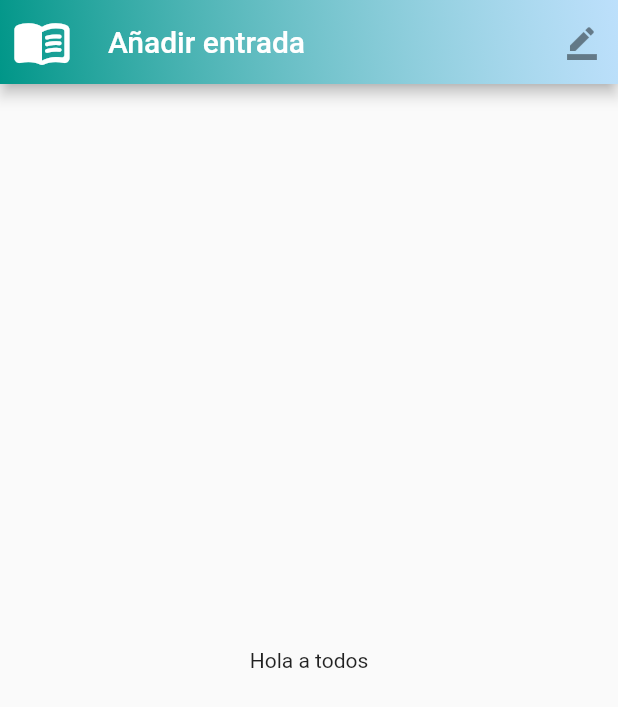
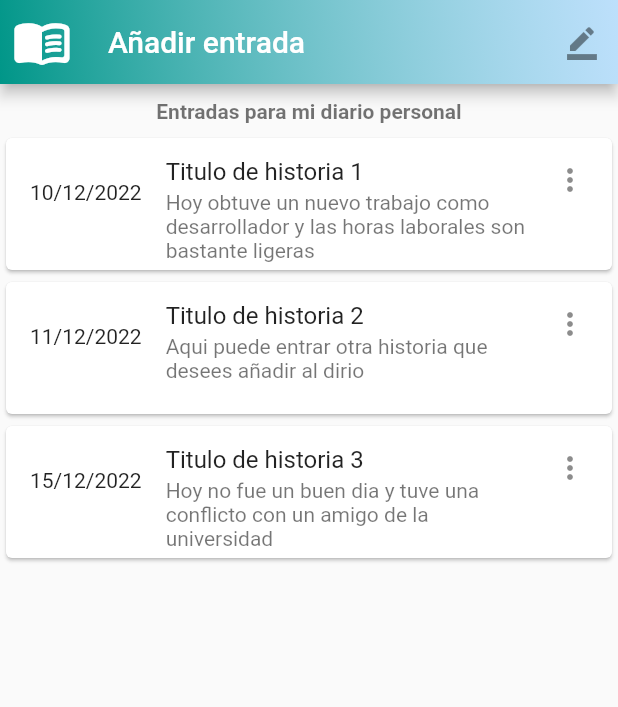
Before and after one commit to JF268/App_FirePsyc, a Flutter app: the MyDiary screen opened directly, on a phone screen of 412 x 824 dp. Shown: the top 707 px of the screen. Run offline on Flutter 3.47's test engine with Material 2 defaults, Android fonts, the phone set to English and light mode, and no system bars; our stand-ins replace cloud_firestore, firebase_core, google_fonts; accounts and stored records are empty.

Commit message:
creando elementos para el diario personal

```diff
--- a/lib/pages/my_diary.dart
+++ b/lib/pages/my_diary.dart
@@ -1,4 +1,5 @@
 import 'package:flutter/material.dart';
+import 'package:psycjfapp/widgets/divider_widget.dart';
 
 
 class MyDiary extends StatelessWidget {
@@ -9,7 +10,7 @@ class MyDiary extends StatelessWidget {
     return Scaffold(
         appBar: AppBar(
           flexibleSpace: Container(
-            decoration: BoxDecoration(
+            decoration: const BoxDecoration(
               gradient: LinearGradient(
                 colors: [
                   Colors.teal, Colors.white70
@@ -19,14 +20,77 @@ class MyDiary extends StatelessWidget {
               ),
             ),
           ),
-          title: Text("Añadir entrada", style: TextStyle(fontWeight: FontWeight.w500),),
-          leading: Icon(Icons.menu_book_rounded,size: 40),
+          title: const Text("Añadir entrada", style: TextStyle(fontWeight: FontWeight.w500),),
+          leading: const Icon(Icons.menu_book_rounded,size: 40),
           actions: <Widget> [
-            IconButton(onPressed: (){}, icon: const Icon(Icons.border_color,color: Colors.black45,))
+            IconButton(onPressed: (){
+              //Codigo para añadir entrada al diario
+            }, icon: const Icon(Icons.border_color,color: Colors.black45,))
           ],
         ),
-        body: Center(
-          child: Text("Hola a todos"),)
+        body: SingleChildScrollView(
+          child: Center(
+            child: Column(
+              children: [
+                divider10(),
+                Text("Entradas para mi diario personal",style: TextStyle(
+                  fontSize: 14.0,
+                  fontWeight: FontWeight.w600,
+                  color: Colors.black87.withOpacity(0.55),
+                ),),
+                divider6(),
+                Container(
+                  child: Column(
+                    children: <Widget>[
+                      Card(
+                        child: ListTile(
+                          leading: Padding(
+                            padding: EdgeInsets.only(top: 12.0),
+                            child: Text("10/12/2022"),
+                          ),
+                          autofocus: true,
+                          title: Text('Titulo de historia 1'),
+                          subtitle:
+                          Text('Hoy obtuve un nuevo trabajo como desarrollador y las horas laborales son bastante ligeras'),
+                          trailing: Icon(Icons.more_vert_rounded),
+                          isThreeLine: true,
+                        ),
+                      ),
+                      Card(
+                        child: ListTile(
+                          leading: Padding(
+                            padding: EdgeInsets.only(top: 12.0),
+                            child: Text("11/12/2022"),
+                          ),
+                          autofocus: true,
+                          title: Text('Titulo de historia 2'),
+                          subtitle:
+                          Text("Aqui puede entrar otra historia que desees añadir al dirio"),
+                          trailing: Icon(Icons.more_vert_rounded),
+                          isThreeLine: true,
+                        ),
+                      ),
+                      Card(
+                        child: ListTile(
+                          leading: Padding(
+                            padding: EdgeInsets.only(top: 12.0),
+                            child: Text("15/12/2022"),
+                          ),
+                          autofocus: true,
+                          title: Text('Titulo de historia 3'),
+                          subtitle:
+                          Text('Hoy no fue un buen dia y tuve una conflicto con un amigo de la universidad'),
+                          trailing: Icon(Icons.more_vert_rounded),
+                          isThreeLine: true,
+                        ),
+                      ),
+                    ],
+                  ),
+                )
+              ],
+            ),
+          ),
+        )
     );
   }
 }
--- /dev/null
+++ b/lib/widgets/divider_widget.dart
@@ -0,0 +1,11 @@
+import 'package:flutter/material.dart';
+
+//Widgets para altura
+Widget divider3() => const SizedBox(height: 3);
+Widget divider6() => const SizedBox(height: 6);
+Widget divider10() => const SizedBox(height: 10);
+Widget divider20() => const SizedBox(height: 20);
+//Widgets para ancho
+Widget dividerW3() => const SizedBox(width: 3);
+Widget dividerW6() => const SizedBox(width: 6);
+Widget dividerW10() => const SizedBox(width: 10);
```
Also changed, not shown: lib/pages/Page_start.dart (line endings or trailing spaces).
